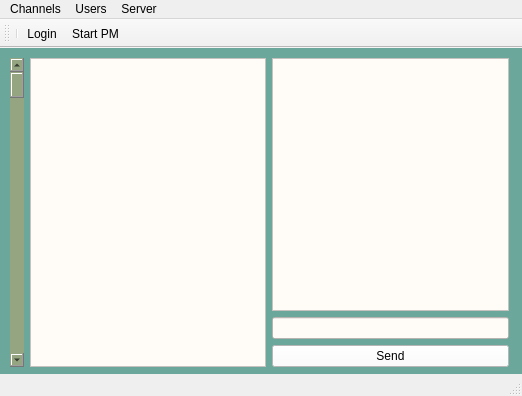
6565a9/VagitanChat_Client, file mainwindow.ui: the form before one commit.
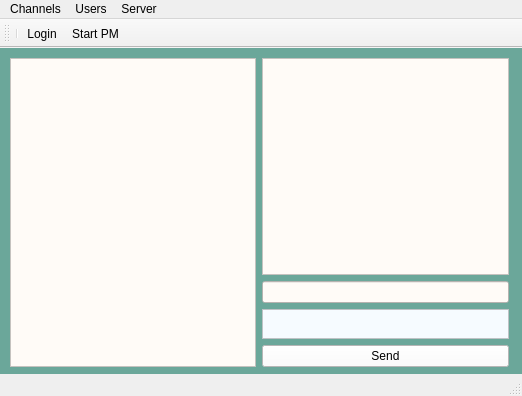
The form after the commit. Icons and pictures are not drawn.

```diff
--- a/mainwindow.ui
+++ b/mainwindow.ui
@@ -27,16 +27,6 @@
      </rect>
     </property>
     <layout class="QHBoxLayout" name="MailLayout">
-     <item>
-      <widget class="QScrollBar" name="scrollTalks">
-       <property name="styleSheet">
-        <string notr="true">background-color: rgb(149, 165, 129);</string>
-       </property>
-       <property name="orientation">
-        <enum>Qt::Vertical</enum>
-       </property>
-      </widget>
-     </item>
      <item>
       <widget class="QListWidget" name="Talks">
        <property name="styleSheet">
@@ -63,6 +53,25 @@
          </property>
         </widget>
        </item>
+       <item>
+        <widget class="QListWidget" name="RoomUsers">
+         <property name="minimumSize">
+          <size>
+           <width>100</width>
+           <height>30</height>
+          </size>
+         </property>
+         <property name="maximumSize">
+          <size>
+           <width>2000</width>
+           <height>30</height>
+          </size>
+         </property>
+         <property name="styleSheet">
+          <string notr="true">background-color: rgb(246, 251, 255);</string>
+         </property>
+        </widget>
+       </item>
        <item>
         <widget class="QPushButton" name="send">
          <property name="styleSheet">
```
Left out of the diff: 3 changed lines with no effect on the pictures.
